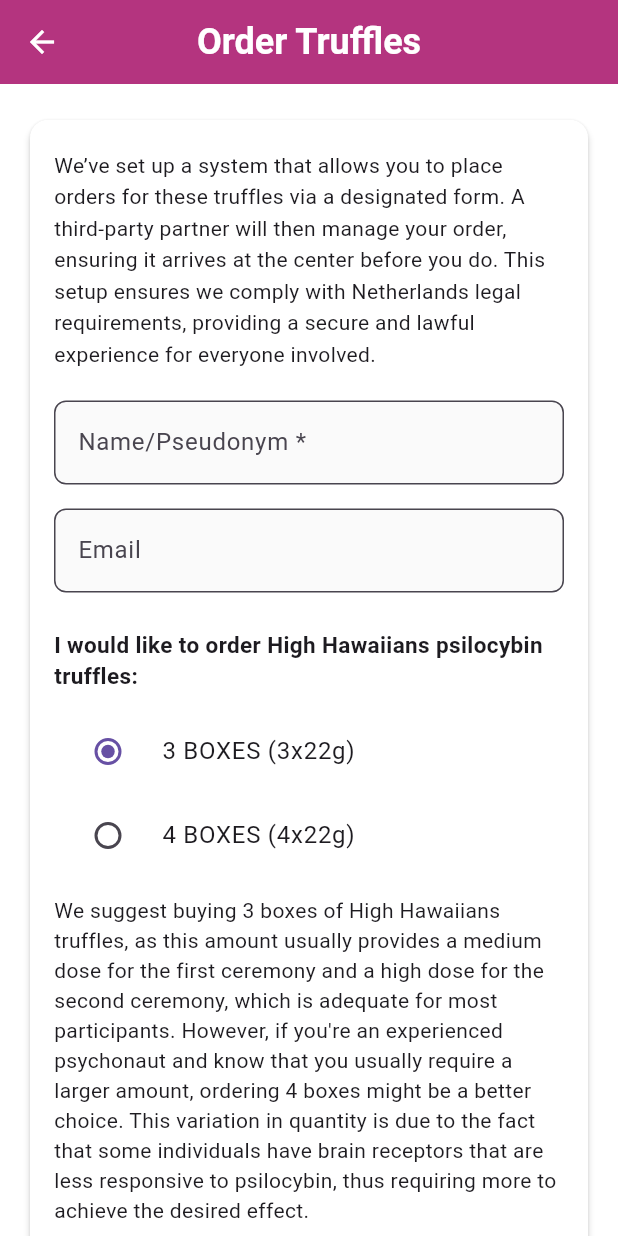
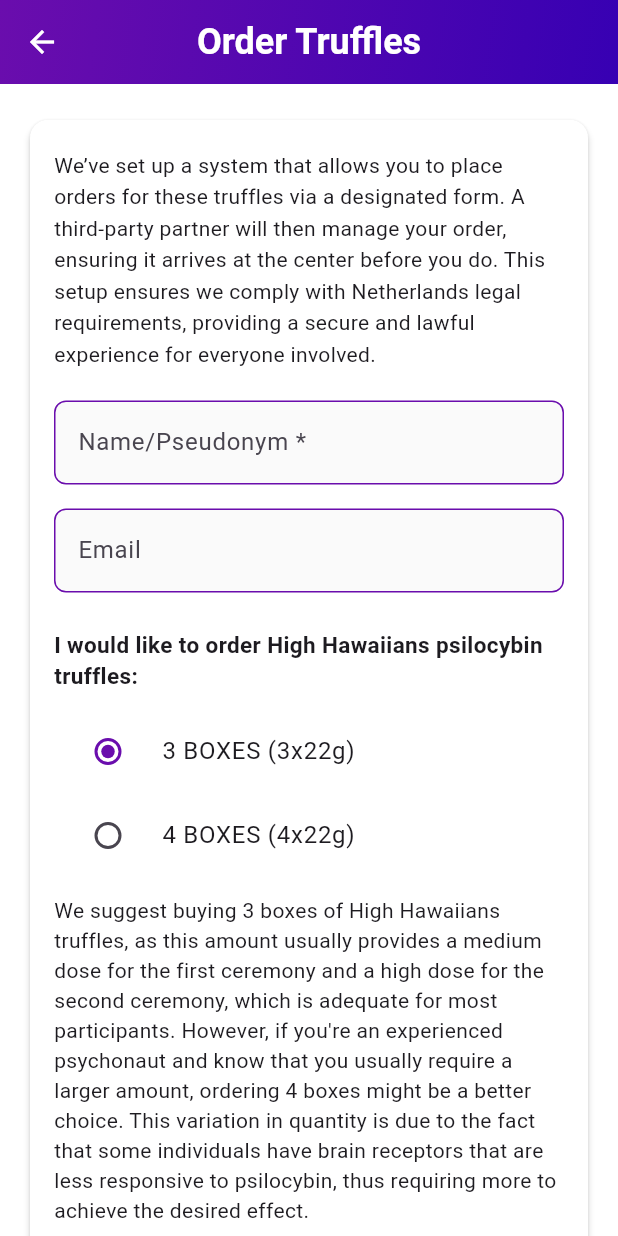
Before and after one commit to patryklbn/numinousways, a Flutter app: the PsychedelicOrderScreen screen opened directly with empty values, on a phone screen of 412 x 824 dp. Run offline on Flutter 3.47's test engine with Material 3 defaults, Android fonts, the phone set to English and light mode, and no system bars; our stand-ins replace cached_network_image, cloud_firestore, firebase_auth, firebase_core, firebase_storage, flutter_local_notifications and 10 more; accounts and stored records are empty; network calls fail.

Commit message:
Changed colour theme

```diff
--- a/lib/screens/my_retreat/experience/psychedelic_order_screen.dart
+++ b/lib/screens/my_retreat/experience/psychedelic_order_screen.dart
@@ -29,6 +29,10 @@ class _PsychedelicOrderScreenState extends State<PsychedelicOrderScreen> {
   bool _donationOrPaymentSelected = false;
   bool _declarationConfirmed = false;
 
+  // Define gradient colors
+  final Color _gradientColor1 = const Color(0xFF6A0DAD);
+  final Color _gradientColor2 = const Color(0xFF3700B3);
+
   @override
   void initState() {
     super.initState();
@@ -49,7 +53,6 @@ class _PsychedelicOrderScreenState extends State<PsychedelicOrderScreen> {
 
     // If the form is invalid, see if the name field is empty
     if (!isValid) {
-      // Specifically check if Name/Pseudonym is empty
       if (_namePseudonymCtrl.text.trim().isEmpty) {
         await showDialog(
           context: context,
@@ -68,7 +71,6 @@ class _PsychedelicOrderScreenState extends State<PsychedelicOrderScreen> {
           ),
         );
       }
-      // Stop here
       return;
     }
 
@@ -120,15 +122,29 @@ class _PsychedelicOrderScreenState extends State<PsychedelicOrderScreen> {
     }
   }
 
+  InputDecoration _buildInputDecoration(String label, String hint) {
+    return InputDecoration(
+      labelText: label,
+      hintText: hint,
+      filled: true,
+      fillColor: Colors.grey[50],
+      enabledBorder: OutlineInputBorder(
+        borderSide: BorderSide(color: _gradientColor1),
+        borderRadius: BorderRadius.circular(8),
+      ),
+      focusedBorder: OutlineInputBorder(
+        borderSide: BorderSide(color: _gradientColor2),
+        borderRadius: BorderRadius.circular(8),
+      ),
+    );
+  }
+
   @override
   Widget build(BuildContext context) {
     final isMushroom = widget.isMushroomOrder;
-    final primaryColor = const Color(0xFFB4347F);
 
     // Title & text details
-    final screenTitle = isMushroom
-        ? "Order Mushrooms"
-        : "Order Truffles";
+    final screenTitle = isMushroom ? "Order Mushrooms" : "Order Truffles";
 
     final introText = isMushroom
         ? """We’ve set up a system that allows you to place orders for these mushrooms via a designated form. A third-party partner will then manage your order, guaranteeing that it arrives at the center before you do. This setup ensures we comply with Portugal’s legal requirements, providing a secure and lawful experience for everyone involved."""
@@ -154,12 +170,22 @@ class _PsychedelicOrderScreenState extends State<PsychedelicOrderScreen> {
         ? """I CONFIRM THAT I AM 18 YEARS OR OLDER AND I WILL CONSUME THESE PSILOCYBIN MUSHROOMS ON MY OWN ACCORD. THEY ARE EXCLUSIVELY FOR MY PERSONAL USE. I WILL PREPARE AND CONSUME THEM IN ACCORDANCE WITH LEGAL GUIDELINES. I AM AWARE THAT NUMINOUS WAYS DOES NOT SUPPLY THESE MUSHROOMS."""
         : """I CONFIRM THAT I AM 18 YEARS OR OLDER AND AM PURCHASING THESE PSILOCYBIN TRUFFLES ON MY OWN ACCORD, EXCLUSIVELY FOR MY PERSONAL USE. I WILL PREPARE AND CONSUME THEM IN ACCORDANCE WITH LEGAL GUIDELINES. I AM AWARE THAT NUMINOUS WAYS DOES NOT SUPPLY THESE TRUFFLES.""";
 
-    final submitButtonText = isMushroom ? "PLACE YOUR ORDER" : "PLACE YOUR ORDER";
+    final submitButtonText = "PLACE YOUR ORDER";
 
     return Scaffold(
       backgroundColor: Colors.white,
       appBar: AppBar(
-        backgroundColor: primaryColor,
+        backgroundColor: Colors.transparent,
+        elevation: 0,
+        flexibleSpace: Container(
+          decoration: BoxDecoration(
+            gradient: LinearGradient(
+              colors: [_gradientColor1, _gradientColor2],
+              begin: Alignment.topLeft,
+              end: Alignment.bottomRight,
+            ),
+          ),
+        ),
         title: Text(
           screenTitle,
           style: const TextStyle(color: Colors.white, fontWeight: FontWeight.bold),
@@ -178,10 +204,7 @@ class _PsychedelicOrderScreenState extends State<PsychedelicOrderScreen> {
                 borderRadius: BorderRadius.circular(12),
               ),
               child: Padding(
-                padding: const EdgeInsets.symmetric(
-                  horizontal: 16,
-                  vertical: 20,
-                ),
+                padding: const EdgeInsets.symmetric(horizontal: 16, vertical: 20),
                 child: Column(
                   crossAxisAlignment: CrossAxisAlignment.start,
                   children: [
@@ -195,15 +218,9 @@ class _PsychedelicOrderScreenState extends State<PsychedelicOrderScreen> {
                     // NAME/PSEUDONYM
                     TextFormField(
                       controller: _namePseudonymCtrl,
-                      decoration: InputDecoration(
-                        labelText: "Name/Pseudonym *",
-                        hintText:
+                      decoration: _buildInputDecoration(
+                        "Name/Pseudonym *",
                         "No need for your full name. We'll use this to identify your order.",
-                        filled: true,
-                        fillColor: Colors.grey[50],
-                        border: OutlineInputBorder(
-                          borderRadius: BorderRadius.circular(8),
-                        ),
                       ),
                       validator: (value) {
                         if (value == null || value.trim().isEmpty) {
@@ -217,15 +234,9 @@ class _PsychedelicOrderScreenState extends State<PsychedelicOrderScreen> {
                     // EMAIL (OPTIONAL)
                     TextFormField(
                       controller: _emailCtrl,
-                      decoration: InputDecoration(
-                        labelText: "Email",
-                        hintText:
+                      decoration: _buildInputDecoration(
+                        "Email",
                         "If you'd like to receive a confirmation, please provide your email.",
-                        filled: true,
-                        fillColor: Colors.grey[50],
-                        border: OutlineInputBorder(
-                          borderRadius: BorderRadius.circular(8),
-                        ),
                       ),
                     ),
                     const SizedBox(height: 24),
@@ -239,7 +250,6 @@ class _PsychedelicOrderScreenState extends State<PsychedelicOrderScreen> {
                       ),
                     ),
                     const SizedBox(height: 12),
-
                     RadioListTile<String>(
                       title: Text(option3),
                       value: '3',
@@ -247,6 +257,7 @@ class _PsychedelicOrderScreenState extends State<PsychedelicOrderScreen> {
                       onChanged: (val) {
                         setState(() => _quantity = val ?? '3');
                       },
+                      activeColor: _gradientColor1,
                     ),
                     RadioListTile<String>(
                       title: Text(option4),
@@ -255,9 +266,9 @@ class _PsychedelicOrderScreenState extends State<PsychedelicOrderScreen> {
                       onChanged: (val) {
                         setState(() => _quantity = val ?? '3');
                       },
+                      activeColor: _gradientColor1,
                     ),
                     const SizedBox(height: 12),
-
                     Text(
                       dosageInfo,
                       style: const TextStyle(fontSize: 14, height: 1.4),
@@ -278,15 +289,13 @@ class _PsychedelicOrderScreenState extends State<PsychedelicOrderScreen> {
                       style: const TextStyle(fontSize: 14, height: 1.4),
                     ),
                     const SizedBox(height: 12),
-
-                    // CHECKBOX FOR DONATION/PAYMENT
                     CheckboxListTile(
                       title: Text(
                         isMushroom
                             ? "I WOULD LIKE TO MAKE A DONATION AT THE RETREAT CENTER."
                             : "I agree to pay at the retreat center.",
                       ),
-                      activeColor: primaryColor,
+                      activeColor: _gradientColor1,
                       value: _donationOrPaymentSelected,
                       onChanged: (val) {
                         setState(() => _donationOrPaymentSelected = val ?? false);
@@ -308,11 +317,9 @@ class _PsychedelicOrderScreenState extends State<PsychedelicOrderScreen> {
                       style: const TextStyle(fontSize: 14, height: 1.4),
                     ),
                     const SizedBox(height: 12),
-
-                    // CHECKBOX FOR DECLARATION
                     CheckboxListTile(
                       title: const Text("I confirm the declaration above."),
-                      activeColor: primaryColor,
+                      activeColor: _gradientColor1,
                       value: _declarationConfirmed,
                       onChanged: (val) {
                         setState(() => _declarationConfirmed = val ?? false);
@@ -320,11 +327,21 @@ class _PsychedelicOrderScreenState extends State<PsychedelicOrderScreen> {
                     ),
                     const SizedBox(height: 24),
 
-                    // SUBMIT BUTTON
+                    // SUBMIT BUTTON WITH GRADIENT
                     Center(
+                      child: Container(
+                        decoration: BoxDecoration(
+                          gradient: LinearGradient(
+                            colors: [_gradientColor1, _gradientColor2],
+                            begin: Alignment.topLeft,
+                            end: Alignment.bottomRight,
+                          ),
+                          borderRadius: BorderRadius.circular(8),
+                        ),
                         child: ElevatedButton(
                           style: ElevatedButton.styleFrom(
-                          backgroundColor: primaryColor,
+                            backgroundColor: Colors.transparent,
+                            shadowColor: Colors.transparent,
                             padding: const EdgeInsets.symmetric(
                               horizontal: 24,
                               vertical: 14,
@@ -340,6 +357,7 @@ class _PsychedelicOrderScreenState extends State<PsychedelicOrderScreen> {
                           ),
                         ),
                       ),
+                    ),
                     const SizedBox(height: 16),
                   ],
                 ),
```
Lines whose indentation alone changed are shown as unchanged.
